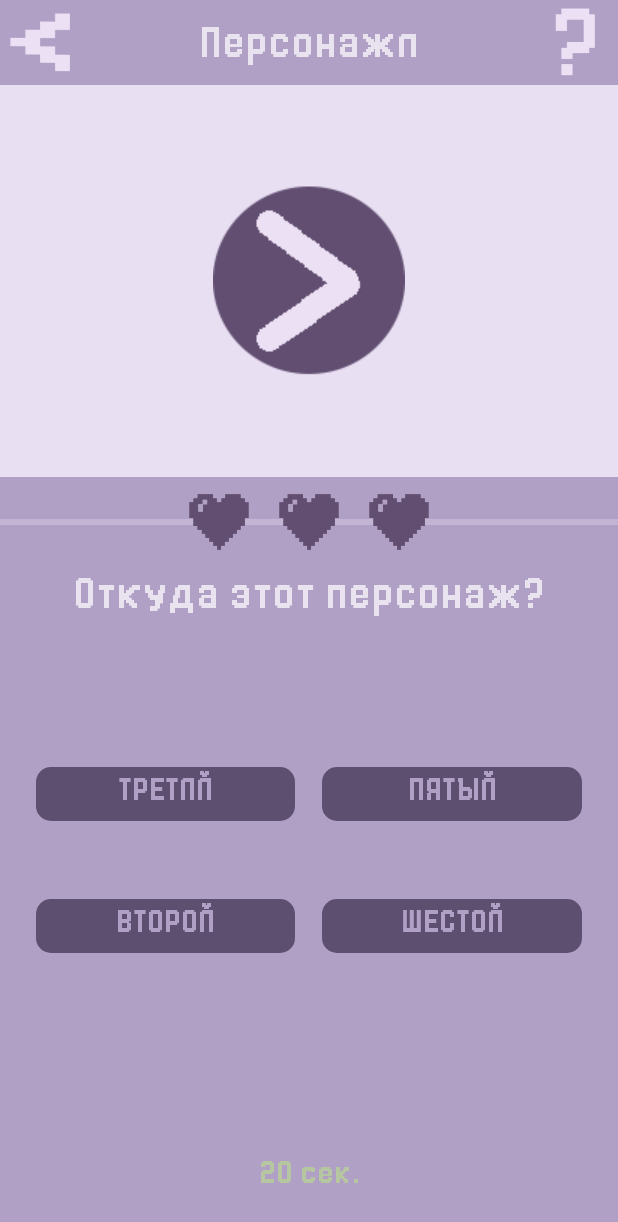
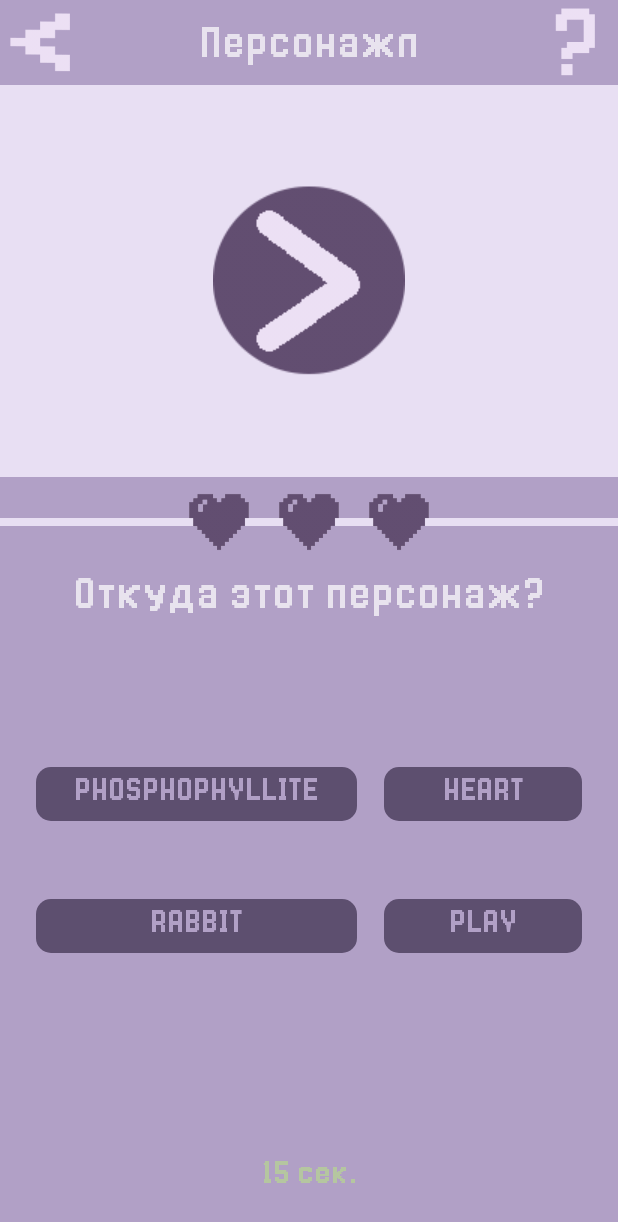
Before and after one commit to RlyTachi/AnimeQuiz, an Android app: the Characters screen opened directly, with no data from a screen before it, on a phone screen of 412 x 824 dp. Shown: the top 1222 px of the screen. Run offline under Robolectric (Android 15) with nearby library versions, the phone set to English and light mode, and no system bars.

Commit message:
Timer updated and progressBar added
Signed-off-by: RlyTachi <rlytachi@ya.ru>

```diff
--- a/app/src/main/java/com/rlytachi/animequiz/levels/Characters.java
+++ b/app/src/main/java/com/rlytachi/animequiz/levels/Characters.java
@@ -9,6 +9,7 @@ import android.os.CountDownTimer;
 import android.view.View;
 import android.widget.Button;
 import android.widget.ImageView;
+import android.widget.ProgressBar;
 import android.widget.TextView;
 
 import androidx.appcompat.app.AppCompatActivity;
@@ -27,31 +28,23 @@ public class Characters extends AppCompatActivity {
     int image = 0;
     int heartCount = 3;
     int id;
-    int seconds;
+    int seconds = -1;
     boolean finished = false;
+    boolean timesUp = false;
 
     @Override
     protected void onCreate(Bundle savedInstanceState) {
         super.onCreate(savedInstanceState);
         setContentView(R.layout.activity_characters);
 
-        //Images
-        final ImageView backView = findViewById(R.id.backView);
-        final ImageView helpView = findViewById(R.id.helpView);
-        //Buttons
-        final Button btn1 = findViewById(R.id.btnCh1);
-        final Button btn2 = findViewById(R.id.btnCh2);
-        final Button btn3 = findViewById(R.id.btnCh3);
-        final Button btn4 = findViewById(R.id.btnCh4);
-
         //Linked list
-        questions.add("Первый");
-        questions.add("Второй");
-        questions.add("Третий");
-        questions.add("Четвертый");
-        questions.add("Пятый");
-        questions.add("Шестой");
-        questions.add("Седьмой");
+        questions.add("Kanna");
+        questions.add("Rabbit");
+        questions.add("Phosphophyllite");
+        questions.add("Phos broken");
+        questions.add("Heart");
+        questions.add("Play");
+        questions.add("Emilia");
         images.add(getDrawable(R.drawable.ch1));
         images.add(getDrawable(R.drawable.ch2));
         images.add(getDrawable(R.drawable.ch3));
@@ -145,7 +138,6 @@ public class Characters extends AppCompatActivity {
     }
 
     public void nextQuestion() {
-        //Elements
         final ImageView characterView = findViewById(R.id.characterView);
         final Button btn1 = findViewById(R.id.btnCh1);
         final Button btn2 = findViewById(R.id.btnCh2);
@@ -210,7 +202,6 @@ public class Characters extends AppCompatActivity {
         else if (arrForButtons[3] == getId()) return arrForButtons;
         else arrForButtons[0] = getId();
 
-
         Collections.shuffle(Arrays.asList(arrForButtons));
         return arrForButtons;
     }
@@ -246,20 +237,21 @@ public class Characters extends AppCompatActivity {
                 minusHeart();
                 info.setText(R.string.timesUp);
                 nextQuestion();
+                timesUp = true;
             }
         }
     }
 
     //Обработчик кнопок
     public class ButtonsEvent extends Thread implements View.OnClickListener {
-
         //Buttons
         final Button btn1 = findViewById(R.id.btnCh1);
         final Button btn2 = findViewById(R.id.btnCh2);
         final Button btn3 = findViewById(R.id.btnCh3);
         final Button btn4 = findViewById(R.id.btnCh4);
+        final ProgressBar progressBar = findViewById(R.id.progressBar);
         //Threads
-        myTimer myTimer = new myTimer(21000, 1000);
+        myTimer myTimer = new myTimer(16000, 1000);
 
         @Override
         public void run() {
@@ -274,15 +266,28 @@ public class Characters extends AppCompatActivity {
             //Запуск потока таймера
             myTimer.start();
 
-            //Завершить, если finished = true
+            //Полоса времени
+            progressBar.setMax(15);
+
+            //Проверка статусов
             while (true) {
-                if (finished) {
+                progressBar.setProgress(seconds);
+                if (finished ) {
                     this.interrupt();
                     myTimer.onFinish();
                     break;
                 }
+                if (heartCount == 0) {
+                    this.interrupt();
+                    break;
+                }
+                if (timesUp) {
+                    myTimer.start();
+                    timesUp = false;
+                }
             }
         }
+
 
         //Обработчик нажатий
         @SuppressLint("NonConstantResourceId")
--- /dev/null
+++ b/app/src/main/res/drawable/progress_style.xml
@@ -0,0 +1,18 @@
+<layer-list xmlns:android="http://schemas.android.com/apk/res/android">
+
+    <!--        <item android:id="@android:id/background">-->
+    <!--            <shape>-->
+    <!--                <solid-->
+    <!--                    android:color="@color/transparent10"-->
+    <!--                    />-->
+    <!--            </shape>-->
+    <!--        </item>-->
+
+    <item android:id="@android:id/progress">
+        <clip>
+            <shape>
+                <solid android:color="@color/text" />
+            </shape>
+        </clip>
+    </item>
+</layer-list>
--- a/app/src/main/res/layout/activity_characters.xml
+++ b/app/src/main/res/layout/activity_characters.xml
@@ -81,8 +81,9 @@
                 android:id="@+id/progressBar"
                 style="?android:attr/progressBarStyleHorizontal"
                 android:layout_width="match_parent"
-                android:layout_height="wrap_content"
-                android:layout_gravity="center"/>
+                android:layout_height="5dp"
+                android:layout_gravity="center"
+                android:progressDrawable="@drawable/progress_style"/>
 
             <LinearLayout
                 android:id="@+id/hearts"
```
